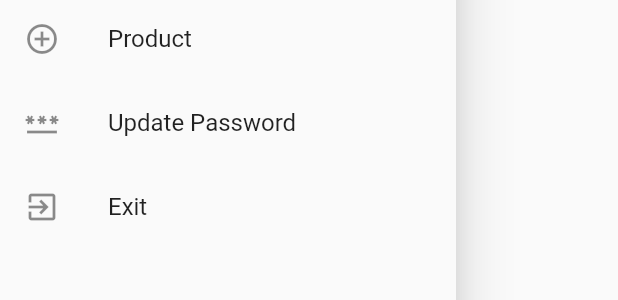
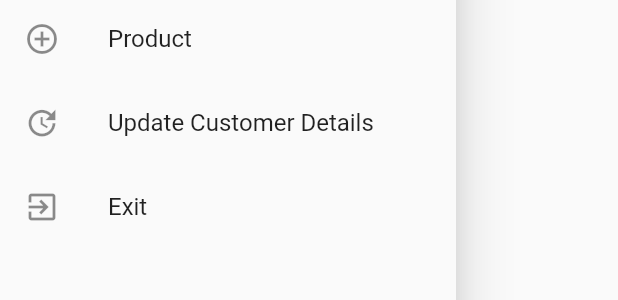
Before and after one commit to KryssNa/TripDash, a Flutter app: the AdminAppDrawer widget shown alone on an empty page, opened directly, on a phone screen of 412 x 824 dp. Shown: the part 425-725 px from the top of the screen. Run offline on Flutter 3.47's test engine with Material 2 defaults, Android fonts, the phone set to English and light mode, and no system bars; our stand-ins replace cloud_firestore, curved_labeled_navigation_bar, equatable, firebase_auth, firebase_core, firebase_storage and 5 more; accounts and stored records are empty.

Commit message:
added update customer details button in side bar

```diff
--- a/lib/Screens/AdminScreen/admin_app_drawer.dart
+++ b/lib/Screens/AdminScreen/admin_app_drawer.dart
@@ -1,5 +1,6 @@
 import 'package:cloud_firestore/cloud_firestore.dart';
 import 'package:flutter/material.dart';
+import 'package:tripdash/Screens/AdminScreen/CustomerDetail/customer_detail.dart';
 import 'package:tripdash/Screens/AdminScreen/add_hotel.dart';
 import 'package:tripdash/Screens/AdminScreen/add_product.dart';
 import 'package:tripdash/Screens/homepage/home_page.dart';
@@ -83,9 +84,9 @@ class _AdminAppDrawerState extends State<AdminAppDrawer> {
             onTap: () => Navigator.pushReplacementNamed(context, AddProduct.routeName),
           ),
           ListTile(
-            leading: const Icon(Icons.password_outlined),
-            title: const Text("Update Password"),
-            onTap: () => Navigator.pushReplacementNamed(context, AddProduct.routeName),
+            leading: const Icon(Icons.update),
+            title: const Text("Update Customer Details"),
+            onTap: () => Navigator.pushReplacementNamed(context, CustomerDetail.routeName),
           ),
           ListTile(
             leading: const Icon(Icons.exit_to_app_outlined),
--- a/lib/main.dart
+++ b/lib/main.dart
@@ -1,7 +1,6 @@
 import 'package:firebase_core/firebase_core.dart';
 import 'package:flutter/material.dart';
 import 'package:get/get.dart';
-import 'package:tripdash/Screens/AdminScreen/CustomerDetail/customer_detail.dart';
 import 'package:tripdash/Screens/homepage/home_page.dart';
 import 'Helper/multi_provider.dart';
 import 'NavigationPage/routes.dart';
```
